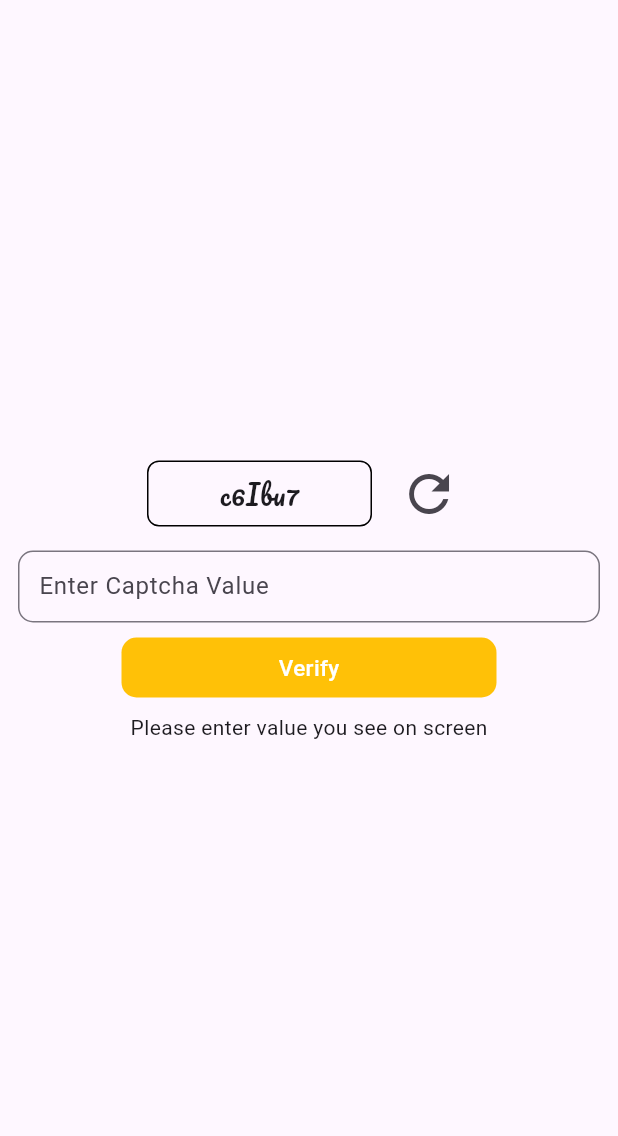
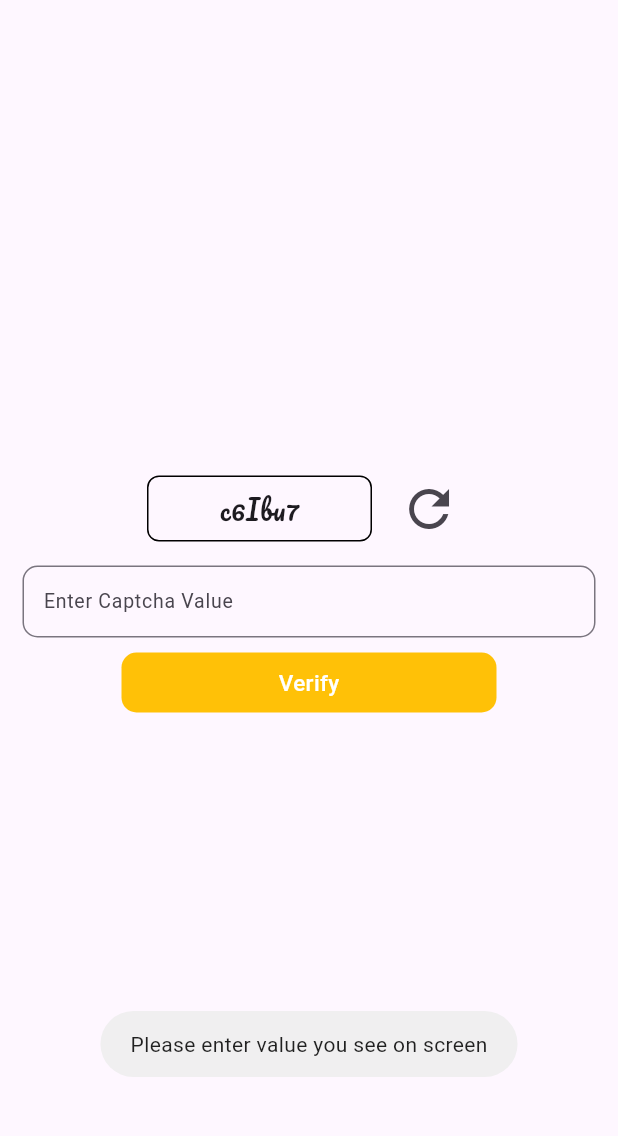
Before and after one commit to Sohag-84/Flutter-Widget, a Flutter app: the screen it shows after launch, after a tap on "Verify", on a phone screen of 412 x 824 dp, the part 63-1199 px from its top. Run offline on Flutter 3.47's test engine with Material 3 defaults, Android fonts, the phone set to English and light mode, and no system bars; our stand-ins replace flutter_svg, fluttertoast, get, google_fonts.

Commit message:
show verification toast message

```diff
--- a/captcha_verification/lib/home.dart
+++ b/captcha_verification/lib/home.dart
@@ -1,6 +1,7 @@
 import 'dart:math';
 
 import 'package:flutter/material.dart';
+import 'package:fluttertoast/fluttertoast.dart';
 import 'package:google_fonts/google_fonts.dart';
 
 class Home extends StatefulWidget {
@@ -33,6 +34,7 @@ class _HomeState extends State<Home> {
       ),
     );
     setState(() {});
+    print(randomString);
   }
 
   @override
@@ -49,7 +51,7 @@ class _HomeState extends State<Home> {
         centerTitle: true,
       ),
       body: Padding(
-        padding: const EdgeInsets.all(12.0),
+        padding: const EdgeInsets.all(15.0),
         child: Column(
           mainAxisAlignment: MainAxisAlignment.center,
           children: [
@@ -95,6 +97,8 @@ class _HomeState extends State<Home> {
                 ),
                 hintText: "Enter Captcha Value",
                 labelText: "Enter Captcha Value",
+                labelStyle: const TextStyle(fontSize: 13),
+                hintStyle: const TextStyle(fontSize: 13),
               ),
               controller: controller,
             ),
@@ -106,7 +110,11 @@ class _HomeState extends State<Home> {
                 isVerified = controller.text == randomString;
 
                 setState(() {});
-                if (controller.text.trim().isEmpty) {}
+                if (!isVerified) {
+                  Fluttertoast.showToast(
+                    msg: "Please enter value you see on screen",
+                  );
+                }
               },
               child: Container(
                 height: 40,
@@ -138,8 +146,6 @@ class _HomeState extends State<Home> {
                   Text("Verified"),
                 ],
               )
-            else
-              const Text("Please enter value you see on screen"),
           ],
         ),
       ),
```
